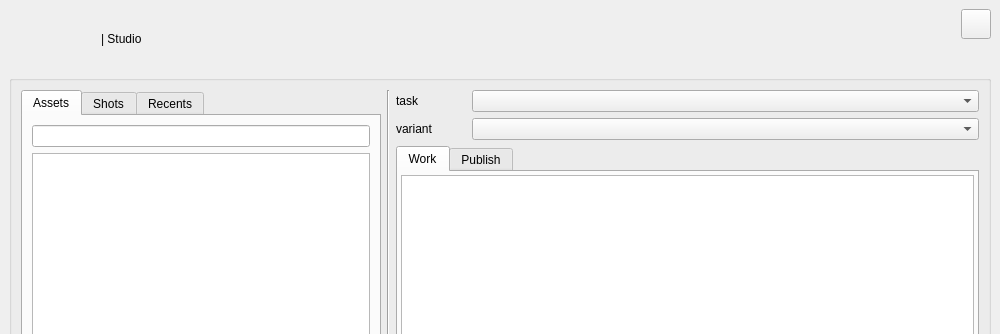
Qt form app/resources/ui/syn_soft_hub_ui.ui (Vincannes/Synergy) before a commit; both pictures show x 0 to 1000 and y 0 to 334 of the 1000 by 700 pixel window.
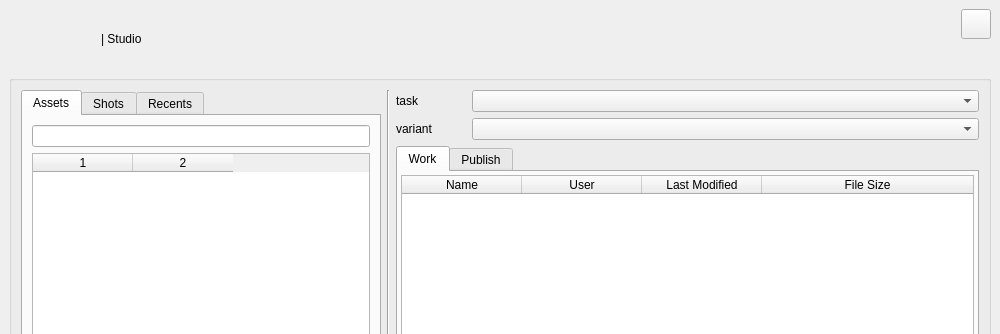
The same form after that commit. Icons and pictures are not drawn.

```diff
--- a/app/resources/ui/syn_soft_hub_ui.ui
+++ b/app/resources/ui/syn_soft_hub_ui.ui
@@ -146,6 +146,9 @@
        </item>
        <item row="2" column="2" colspan="2">
         <widget class="QTabWidget" name="versionTypeTabWidget">
+         <property name="styleSheet">
+          <string notr="true">QTableWidget::item { padding: 10px }</string>
+         </property>
          <property name="currentIndex">
           <number>0</number>
          </property>
@@ -171,6 +174,9 @@
            </property>
            <item>
             <widget class="QTableWidget" name="workTableWidget">
+             <property name="styleSheet">
+              <string notr="true">QTableWidget::item { padding: 10px }</string>
+             </property>
              <property name="editTriggers">
               <set>QAbstractItemView::NoEditTriggers</set>
              </property>
@@ -204,6 +210,26 @@
              <attribute name="verticalHeaderVisible">
               <bool>false</bool>
              </attribute>
+             <column>
+              <property name="text">
+               <string>Name</string>
+              </property>
+             </column>
+             <column>
+              <property name="text">
+               <string>User</string>
+              </property>
+             </column>
+             <column>
+              <property name="text">
+               <string>Last Modified</string>
+              </property>
+             </column>
+             <column>
+              <property name="text">
+               <string>File Size</string>
+              </property>
+             </column>
             </widget>
            </item>
            <item>
@@ -360,7 +386,16 @@
             <widget class="QLineEdit" name="assetFilterEdit"/>
            </item>
            <item>
-            <widget class="QTableWidget" name="assetTableWidget"/>
+            <widget class="QTableWidget" name="assetTableWidget">
+             <property name="styleSheet">
+              <string notr="true">QTableWidget::item { padding: 8px }</string>
+             </property>
+             <property name="columnCount">
+              <number>2</number>
+             </property>
+             <column/>
+             <column/>
+            </widget>
            </item>
           </layout>
          </widget>
```
Left out of the diff: 51 changed lines with no effect on the pictures.
